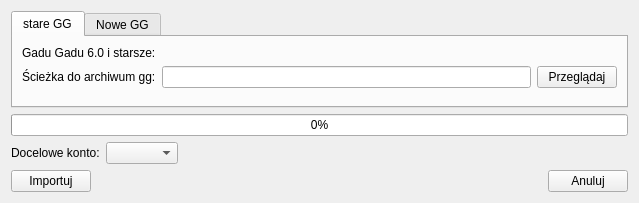
Old version of the form gui/import_history.ui in the repository Kicer86/kadu-import_history.
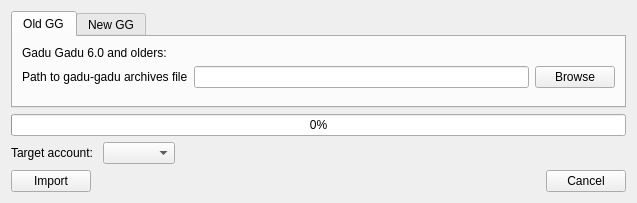
New version of the form.

Commit message:
zakonczony poważny etap: - przykladowa hisotria importuje się - dziala import obrazków
do zrobienia:
- smsy

```diff
--- a/gui/import_history.ui
+++ b/gui/import_history.ui
@@ -6,7 +6,7 @@
    <rect>
     <x>0</x>
     <y>0</y>
-    <width>639</width>
+    <width>637</width>
     <height>203</height>
    </rect>
   </property>
@@ -21,13 +21,13 @@
      </property>
      <widget class="QWidget" name="oldGG">
       <attribute name="title">
-       <string>stare GG</string>
+       <string>Old GG</string>
       </attribute>
       <layout class="QVBoxLayout" name="verticalLayout_4">
        <item>
         <widget class="QLabel" name="label_2">
          <property name="text">
-          <string>Gadu Gadu 6.0 i starsze:</string>
+          <string>Gadu Gadu 6.0 and olders:</string>
          </property>
         </widget>
        </item>
@@ -36,7 +36,7 @@
          <item>
           <widget class="QLabel" name="label">
            <property name="text">
-            <string>Ścieżka do archiwum gg:</string>
+            <string>Path to gadu-gadu archives file</string>
            </property>
           </widget>
          </item>
@@ -46,7 +46,7 @@
          <item>
           <widget class="QPushButton" name="ggBrowseButton">
            <property name="text">
-            <string>Przeglądaj</string>
+            <string>Browse</string>
            </property>
           </widget>
          </item>
@@ -69,7 +69,7 @@
      </widget>
      <widget class="QWidget" name="newGG">
       <attribute name="title">
-       <string>Nowe GG</string>
+       <string>New GG</string>
       </attribute>
       <layout class="QVBoxLayout" name="verticalLayout">
        <item>
@@ -129,21 +129,21 @@
      <item row="1" column="0" colspan="2">
       <widget class="QLabel" name="label_5">
        <property name="text">
-        <string>Docelowe konto:</string>
+        <string>Target account:</string>
        </property>
       </widget>
      </item>
      <item row="2" column="0">
       <widget class="QPushButton" name="proceedButton">
        <property name="text">
-        <string>Importuj</string>
+        <string>Import</string>
        </property>
       </widget>
      </item>
      <item row="2" column="4">
       <widget class="QPushButton" name="cancelButton">
        <property name="text">
-        <string>Anuluj</string>
+        <string>Cancel</string>
        </property>
       </widget>
      </item>
```
Left out of the diff: 28 changed lines with no effect on the pictures. The commit also changes 7 other files.
